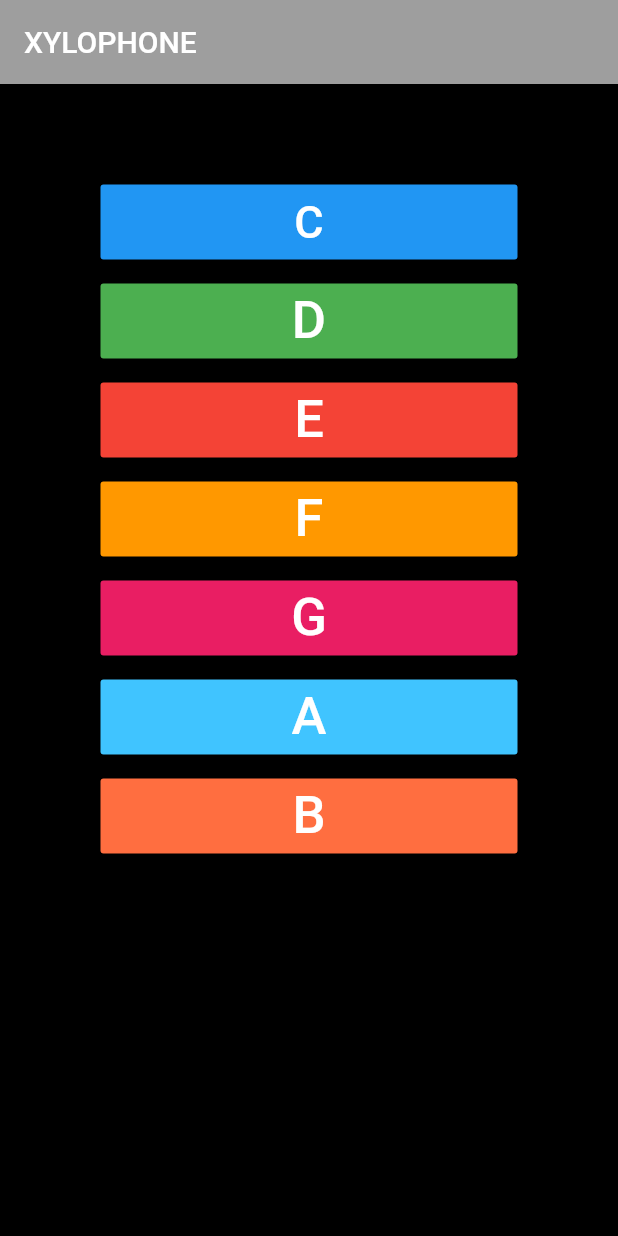
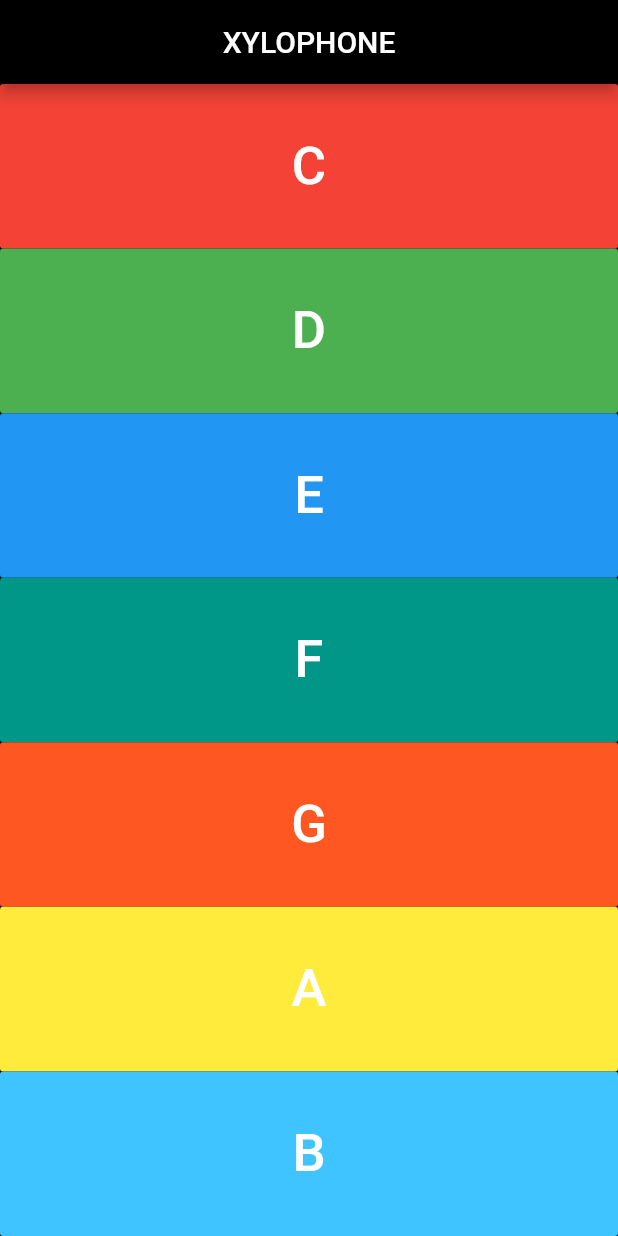
Before and after one commit to WilsonDeoJr/Xylophone-flutter, a Flutter app: the screen it shows after launch, on a phone screen of 412 x 824 dp. Run offline on Flutter 3.47's test engine with Material 2 defaults, Android fonts, the light colour scheme and no system bars; our stand-ins replace audioplayers.

Commit message:
pulished the functions

```diff
--- a/lib/main.dart
+++ b/lib/main.dart
@@ -10,186 +10,59 @@ class XylophoneApp extends StatelessWidget {
     final player = AudioCache();
     player.play('note$n.wav');
 }
+
+
+ Expanded play({Color color, int soundNumber, String note}){
+  return Expanded(
+    child: FlatButton(
+      child: Text(note,
+      style: TextStyle(
+        fontSize: 35,
+        color: Colors.white,
+      ),),
+
+      color: color,
+      onPressed: (){
+        sound(soundNumber);
+      },
+    ),
+  );
+
+}
+
   @override
   Widget build(BuildContext context) {
+
     return MaterialApp(
       home: Scaffold(
         appBar: AppBar(
-          title: Text('XYLOPHONE'),
-          backgroundColor: Colors.grey,
+          title: Center(child: Text('XYLOPHONE')),
+          backgroundColor: Colors.black,
         ),
         backgroundColor: Colors.black,
 
-        body: Padding(
-
-          padding: const EdgeInsets.all(59.0),
-          child: Center(
+        body: Center(
             child: SafeArea(
 
               child: Center(
                child: Column(
+                 crossAxisAlignment: CrossAxisAlignment.stretch,
                   children: <Widget>[
-                     Padding(
-                       padding: const EdgeInsets.all(8.0),
-                       child: Container(
-                        width: 300.0,
-                         height: 50.0,
-                         child: FlatButton(
-                           child: Center(
-                             child: Text(
-                               'C',
-                                   style: TextStyle(
-                                     color: Colors.white,
-                                     fontSize: 30,
-                                   ),
-                             ),
-                           ),
-                           color: Colors.blue,
-                            onPressed: (){
-                            sound(1);
-                            },
-                          )
-                    ),
-                     ),
-                    Padding(
+                    play(color: Colors.red, soundNumber: 1, note: 'C'),
+                    play(color: Colors.green, soundNumber: 2, note: 'D'),
+                    play(color: Colors.blue, soundNumber: 3, note: 'E'),
+                    play(color: Colors.teal, soundNumber: 4, note: 'F'),
+                    play(color: Colors.deepOrange, soundNumber: 5, note: 'G'),
+                    play(color: Colors.yellow, soundNumber: 6, note: 'A'),
+                    play(color: Colors.lightBlueAccent, soundNumber: 7, note: 'B'),
 
-                      padding: const EdgeInsets.all(8.0),
-                      child: Container(
-                          width: 300.0,
-                          height: 50.0,
-
-                          child: FlatButton(
-                            child: Center(
-                              child: Text(
-                                'D',
-                                style: TextStyle(
-                                  fontSize: 35,
-                                  color: Colors.white
-                                ),
-                              ),
-                            ),
-                            color: Colors.green,
-                            onPressed: (){
-                              sound(2);
-                            },
-                          )
-                      ),
-                    ),
-                    Padding(
-                      padding: const EdgeInsets.all(8.0),
-                      child: Container(
-                          width: 300.0,
-                          height: 50.0,
-                          child: FlatButton(
-                            child: Text(
-                              'E',
-                              style: TextStyle(
-                                fontSize: 35,
-                                color: Colors.white,
-                              ),
-                            ),
-                            color: Colors.red,
-                            onPressed: (){
-                              sound(3);
-                            },
-                          )
-                      ),
-                    ),
-                    Padding(
-                      padding: const EdgeInsets.all(8.0),
-                      child: Container(
-                          width: 300.0,
-                          height: 50.0,
-                          child: FlatButton(
-                            child: Center(
-                              child: Text(
-                                'F',
-                                style: TextStyle(
-                                  color: Colors.white,
-                                  fontSize: 35,
-                                ),
-                              ),
-                            ),
-                            color: Colors.orange,
-                            onPressed: (){
-                              sound(4);
-                            },
-                          )
-                      ),
-                    ),
-                    Padding(
-                      padding: const EdgeInsets.all(8.0),
-                      child: Container(
-                          width: 300.0,
-                          height: 50.0,
-                          child: FlatButton(
-                            child: Center(
-                              child: Text(
-                                'G',
-                                style: TextStyle(
-                                  fontSize: 35,
-                                  color: Colors.white,
-                                ),
-                              ),
-                            ),
-                            color: Colors.pink,
-                            onPressed: (){
-                              sound(5);
-                            },
-                          )
-                      ),
-                    ),
-                    Padding(
-                      padding: const EdgeInsets.all(8.0),
-                      child: Container(
-                          width: 300.0,
-                          height: 50.0,
-                          child: FlatButton(
-                            child: Center(
-                              child: Text(
-                                'A',
-                                style: TextStyle(
-                                  fontSize: 35,
-                                  color: Colors.white,
-                                ),
-                              ),
-                            ),
-                            color: Colors.lightBlueAccent,
-                            onPressed: (){
-                              sound(6);
-                            },
-                          )
-                      ),
-                    ),
-                    Padding(
-                      padding: const EdgeInsets.all(8.0),
-                      child: Container(
-                          width: 300.0,
-                          height: 50.0,
-                          child: FlatButton(
-                            child: Center(
-                              child: Text(
-                                'B',
-                                style: TextStyle(
-                                  fontSize: 35,
-                                  color: Colors.white
-                                ),
-                              ),
-                            ),
-                            color: Colors.deepOrangeAccent,
-                            onPressed: (){
-                              sound(7);
-                            },
-                          )
-                      ),
-                    ),
                   ],
                 ),
 
               ),
             ),
           ),
-        ),
+
       ),
     );
   }
```
